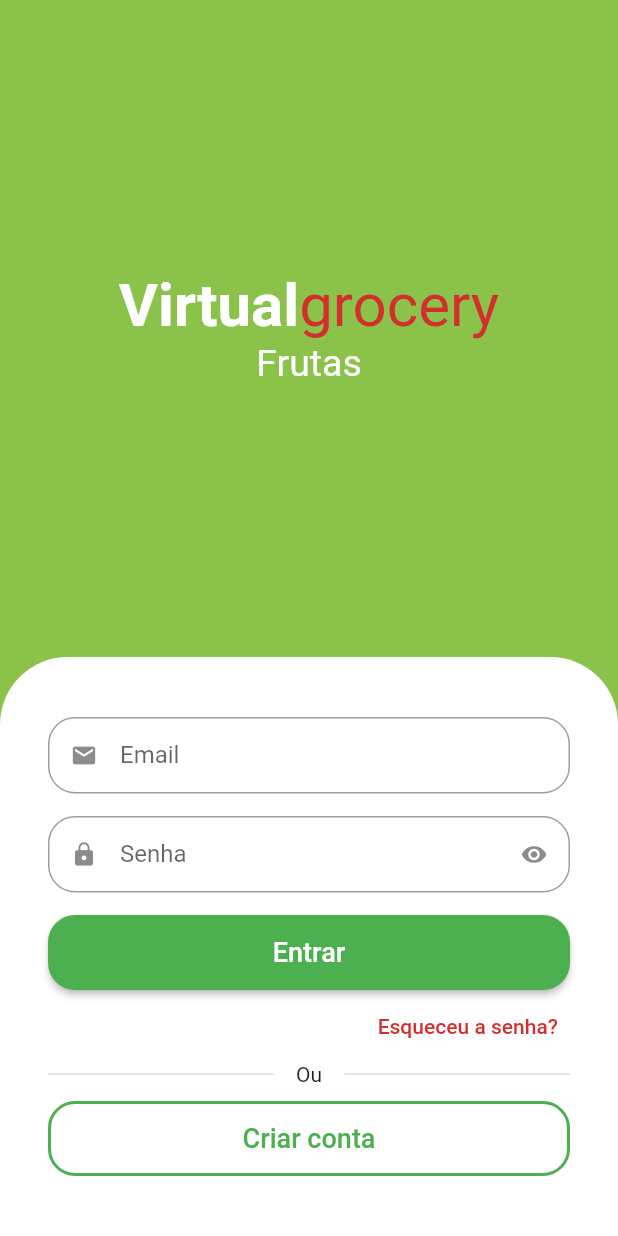
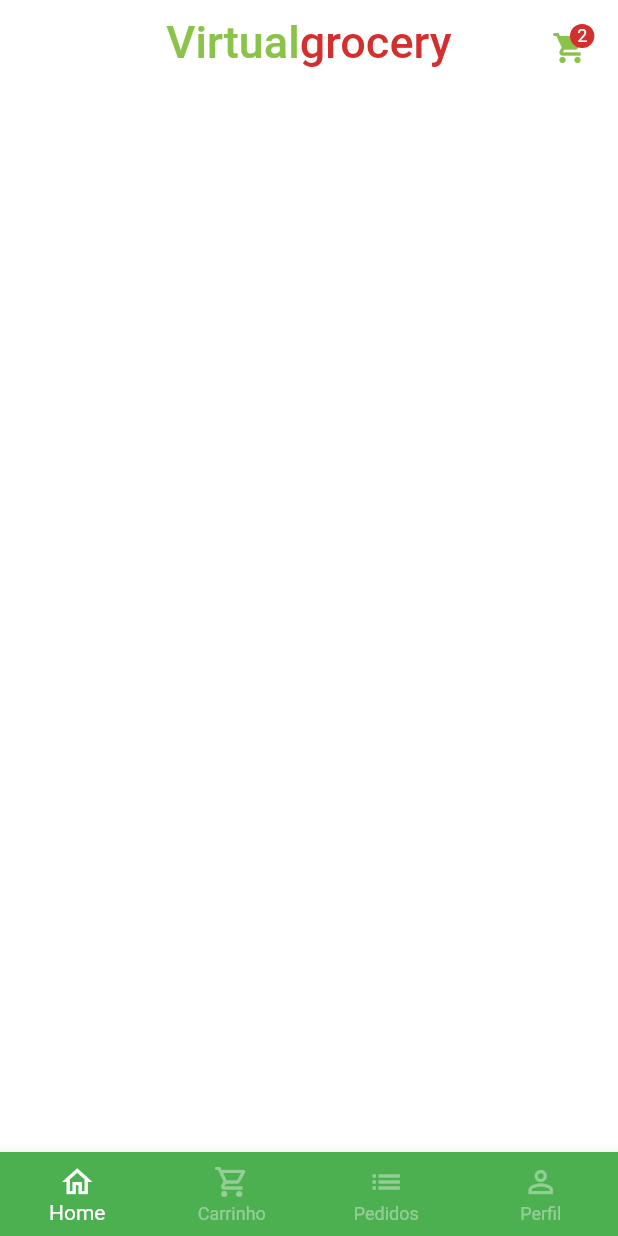
Before and after one commit to gustavorodrii/VirtualGrocery.getX-Flutter, a Flutter app: the screen it shows after launch, after a tap on "Entrar", on a phone screen of 412 x 824 dp. Run offline on Flutter 3.47's test engine with Material 2 defaults, Android fonts, the light colour scheme and no system bars; drawn by our look-alikes of animated_text_kit; our stand-ins replace mask_text_input_formatter.

Commit message:
new add's

```diff
--- a/lib/main.dart
+++ b/lib/main.dart
@@ -15,6 +15,7 @@
       debugShowCheckedModeBanner: false,
       theme: ThemeData(
         primarySwatch: Colors.green,
+        scaffoldBackgroundColor: Colors.white.withAlpha(190),
       ),
       home: const SignInScreen(),
     );
--- a/lib/src/auth/sign_in_screen.dart
+++ b/lib/src/auth/sign_in_screen.dart
@@ -2,6 +2,7 @@
 import 'package:flutter/material.dart';
 import 'package:virtualgrocery/src/auth/components/custom_text_field.dart';
 import 'package:virtualgrocery/src/auth/sign_up_screen.dart';
+import 'package:virtualgrocery/src/base/base_screen.dart';
 import 'package:virtualgrocery/src/config/custom_colors.dart';
 
 class SignInScreen extends StatelessWidget {
@@ -99,7 +100,11 @@
                             borderRadius: BorderRadius.circular(18),
                           ),
                         ),
-                        onPressed: () {},
+                        onPressed: () {
+                          Navigator.of(context).pushReplacement(
+                              MaterialPageRoute(
+                                  builder: (context) => const BaseScreen()));
+                        },
                         child: const Text(
                           'Entrar',
                           style: TextStyle(fontSize: 18),
--- /dev/null
+++ b/lib/src/base/base_screen.dart
@@ -0,0 +1,61 @@
+import 'package:flutter/material.dart';
+import 'package:virtualgrocery/src/home/home_tab.dart';
+
+class BaseScreen extends StatefulWidget {
+  const BaseScreen({super.key});
+
+  @override
+  State<BaseScreen> createState() => _BaseScreenState();
+}
+
+class _BaseScreenState extends State<BaseScreen> {
+  int currentIndex = 0;
+  final pageController = PageController();
+
+  @override
+  Widget build(BuildContext context) {
+    return Scaffold(
+      body: PageView(
+        physics: const NeverScrollableScrollPhysics(),
+        controller: pageController,
+        children: [
+          const HomeTab(),
+          Container(color: Colors.blue),
+          Container(color: Colors.yellow),
+          Container(color: Colors.purple),
+        ],
+      ),
+      bottomNavigationBar: BottomNavigationBar(
+        onTap: (index) {
+          setState(() {
+            currentIndex = index;
+            pageController.jumpToPage(index);
+          });
+        },
+        currentIndex: currentIndex,
+        type: BottomNavigationBarType.fixed,
+        backgroundColor: Colors.green,
+        selectedItemColor: Colors.white,
+        unselectedItemColor: Colors.white.withAlpha(100),
+        items: const [
+          BottomNavigationBarItem(
+            icon: Icon(Icons.home_outlined),
+            label: 'Home',
+          ),
+          BottomNavigationBarItem(
+            icon: Icon(Icons.shopping_cart_outlined),
+            label: 'Carrinho',
+          ),
+          BottomNavigationBarItem(
+            icon: Icon(Icons.list),
+            label: 'Pedidos',
+          ),
+          BottomNavigationBarItem(
+            icon: Icon(Icons.person_outline),
+            label: 'Perfil',
+          ),
+        ],
+      ),
+    );
+  }
+}
--- /dev/null
+++ b/lib/src/home/home_tab.dart
@@ -0,0 +1,61 @@
+import 'package:flutter/material.dart';
+import 'package:virtualgrocery/src/config/custom_colors.dart';
+
+class HomeTab extends StatelessWidget {
+  const HomeTab({super.key});
+
+  @override
+  Widget build(BuildContext context) {
+    return Scaffold(
+      appBar: AppBar(
+        elevation: 0,
+        backgroundColor: Colors.transparent,
+        centerTitle: true,
+        title: Text.rich(
+          TextSpan(
+            style: const TextStyle(fontSize: 30),
+            children: [
+              TextSpan(
+                text: 'Virtual',
+                style: TextStyle(
+                  color: CustomColors.customSwatchColor,
+                ),
+              ),
+              TextSpan(
+                text: 'grocery',
+                style: TextStyle(
+                  color: CustomColors.customContrastColor,
+                ),
+              ),
+            ],
+          ),
+        ),
+        actions: [
+          Padding(
+            padding: const EdgeInsets.only(
+              top: 20,
+              right: 20,
+            ),
+            child: GestureDetector(
+              onTap: () {},
+              child: Badge(
+                backgroundColor: CustomColors.customContrastColor,
+                label: Text(
+                  '2',
+                  style: const TextStyle(
+                    color: Colors.white,
+                    fontSize: 12,
+                  ),
+                ),
+                child: Icon(
+                  Icons.shopping_cart,
+                  color: CustomColors.customSwatchColor,
+                ),
+              ),
+            ),
+          ),
+        ],
+      ),
+    );
+  }
+}
--- a/pubspec.yaml
+++ b/pubspec.yaml
@@ -37,6 +37,7 @@
   cupertino_icons: ^1.0.2
   animated_text_kit: ^4.2.2
   mask_text_input_formatter: ^2.5.0
+  badges: ^3.1.1
 
 dev_dependencies:
   flutter_test:
```
Also changed, not shown: pubspec.lock.
